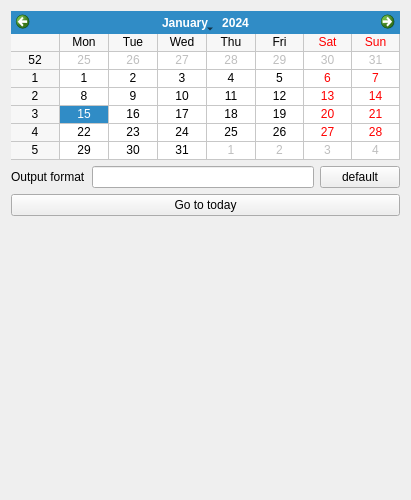
Before: the Qt Designer form DevelopmentHelper/DateTimeHelper.ui in Ulle84/UllesSourceCode, drawn with Qt 5.
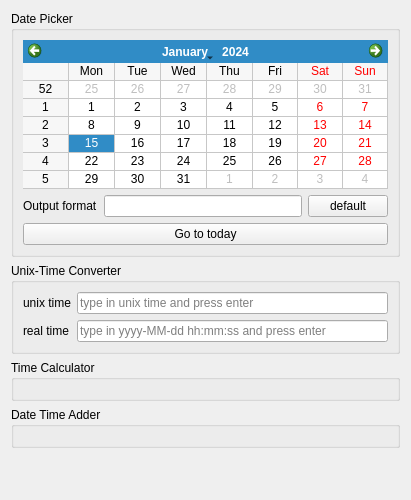
After: the same form once the commit is applied.

The edit to the form file:
```diff
--- a/DevelopmentHelper/DateTimeHelper.ui
+++ b/DevelopmentHelper/DateTimeHelper.ui
@@ -13,15 +13,14 @@
   <property name="windowTitle">
    <string>Form</string>
   </property>
-  <layout class="QGridLayout" name="gridLayout">
-   <item row="1" column="0">
-    <widget class="QLabel" name="label">
-     <property name="text">
-      <string>Output format</string>
+  <layout class="QVBoxLayout" name="verticalLayout">
+   <item>
+    <widget class="QGroupBox" name="groupBox_2">
+     <property name="title">
+      <string>Date Picker</string>
      </property>
-    </widget>
-   </item>
-   <item row="0" column="0" colspan="3">
+     <layout class="QVBoxLayout" name="verticalLayout_3">
+      <item>
     <widget class="QCalendarWidget" name="calendarWidget">
      <property name="sizePolicy">
       <sizepolicy hsizetype="Preferred" vsizetype="Maximum">
@@ -37,24 +36,91 @@
      </property>
     </widget>
    </item>
-   <item row="1" column="1">
+      <item>
+       <layout class="QHBoxLayout" name="horizontalLayout">
+        <item>
+         <widget class="QLabel" name="label">
+          <property name="text">
+           <string>Output format</string>
+          </property>
+         </widget>
+        </item>
+        <item>
     <widget class="QLineEdit" name="lineEditOutputFormat"/>
    </item>
-   <item row="1" column="2">
+        <item>
     <widget class="QPushButton" name="pushButtonDefault">
      <property name="text">
       <string>default</string>
      </property>
     </widget>
    </item>
-   <item row="2" column="0" colspan="3">
+       </layout>
+      </item>
+      <item>
     <widget class="QPushButton" name="pushButtonToday">
      <property name="text">
       <string>Go to today</string>
      </property>
     </widget>
    </item>
-   <item row="3" column="0">
+     </layout>
+    </widget>
+   </item>
+   <item>
+    <widget class="QGroupBox" name="groupBox">
+     <property name="title">
+      <string>Unix-Time Converter</string>
+     </property>
+     <layout class="QGridLayout" name="gridLayout">
+      <item row="0" column="0">
+       <widget class="QLabel" name="label_2">
+        <property name="text">
+         <string>unix time</string>
+        </property>
+       </widget>
+      </item>
+      <item row="0" column="1">
+       <widget class="QLineEdit" name="lineEditUnixTime">
+        <property name="placeholderText">
+         <string>type in unix time and press enter</string>
+        </property>
+       </widget>
+      </item>
+      <item row="1" column="0">
+       <widget class="QLabel" name="label_3">
+        <property name="text">
+         <string>real time</string>
+        </property>
+       </widget>
+      </item>
+      <item row="1" column="1">
+       <widget class="QLineEdit" name="lineEditRealTime">
+        <property name="placeholderText">
+         <string>type in yyyy-MM-dd hh:mm:ss and press enter</string>
+        </property>
+       </widget>
+      </item>
+     </layout>
+    </widget>
+   </item>
+   <item>
+    <widget class="QGroupBox" name="groupBoxTimeCalculator">
+     <property name="title">
+      <string>Time Calculator</string>
+     </property>
+     <layout class="QVBoxLayout" name="verticalLayout_2"/>
+    </widget>
+   </item>
+   <item>
+    <widget class="QGroupBox" name="groupBoxDateTimeAdder">
+     <property name="title">
+      <string>Date Time Adder</string>
+     </property>
+     <layout class="QVBoxLayout" name="verticalLayout_4"/>
+    </widget>
+   </item>
+   <item>
     <spacer name="verticalSpacer">
      <property name="orientation">
       <enum>Qt::Vertical</enum>
```
Lines whose indentation alone changed are shown as unchanged.
